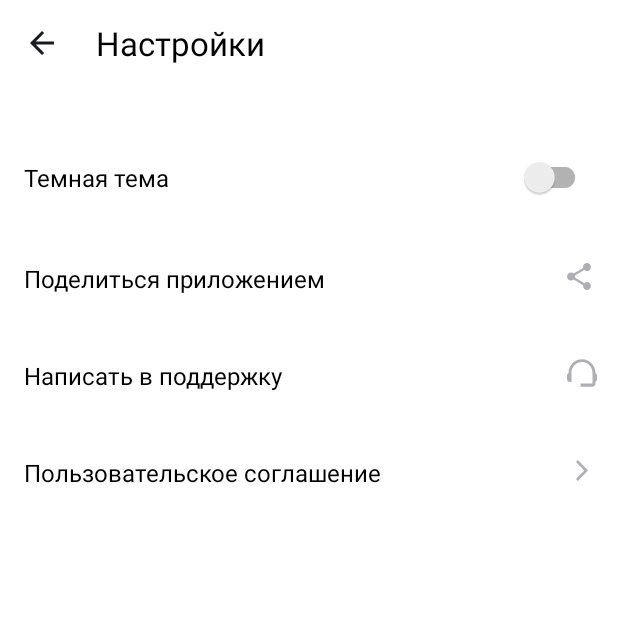
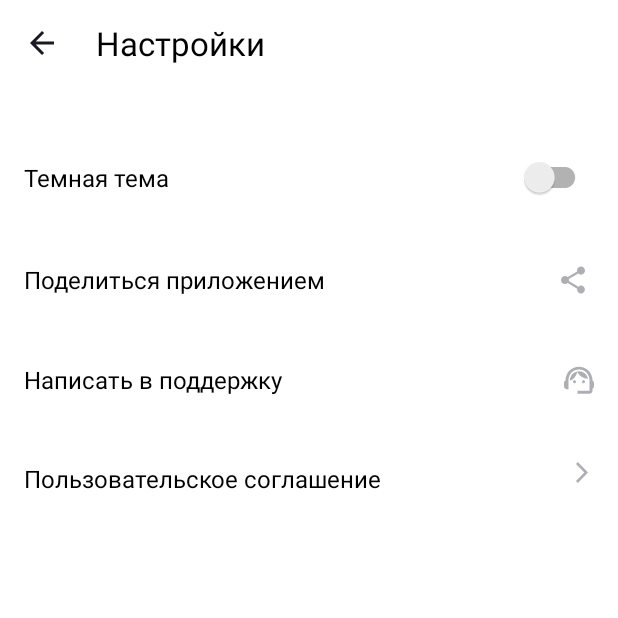
Before and after one commit to OlegQt/Yandex-Practicum_PlaylistMaker, an Android app: the ActivitySettings screen opened directly, with no data from a screen before it, on a phone screen of 412 x 824 dp, the top half of it. Run offline under Robolectric (Android 15) with nearby library versions, the phone set to English and light mode, and no system bars.

Commit message:
All icons imported correctly size 24x24

```diff
--- /dev/null
+++ b/app/src/main/res/drawable/agreement_ic.xml
@@ -0,0 +1,9 @@
+<vector xmlns:android="http://schemas.android.com/apk/res/android"
+    android:width="24dp"
+    android:height="24dp"
+    android:viewportWidth="24"
+    android:viewportHeight="24">
+  <path
+      android:pathData="M8,17.749L9.213,19L16,12L9.213,5L8,6.252L13.573,12L8,17.749Z"
+      android:fillColor="#AEAFB4"/>
+</vector>
--- /dev/null
+++ b/app/src/main/res/drawable/share_app_ic.xml
@@ -0,0 +1,9 @@
+<vector xmlns:android="http://schemas.android.com/apk/res/android"
+    android:width="24dp"
+    android:height="24dp"
+    android:viewportWidth="24"
+    android:viewportHeight="24">
+  <path
+      android:pathData="M17.333,15.723C16.658,15.723 16.053,15.994 15.591,16.419L9.253,12.669C9.298,12.461 9.333,12.253 9.333,12.036C9.333,11.819 9.298,11.611 9.253,11.404L15.52,7.69C16,8.142 16.631,8.422 17.333,8.422C18.809,8.422 20,7.211 20,5.711C20,4.211 18.809,3 17.333,3C15.858,3 14.667,4.211 14.667,5.711C14.667,5.928 14.702,6.136 14.747,6.343L8.48,10.057C8,9.605 7.369,9.325 6.667,9.325C5.191,9.325 4,10.536 4,12.036C4,13.536 5.191,14.747 6.667,14.747C7.369,14.747 8,14.467 8.48,14.015L14.809,17.774C14.764,17.964 14.738,18.163 14.738,18.361C14.738,19.816 15.902,21 17.333,21C18.764,21 19.929,19.816 19.929,18.361C19.929,16.907 18.764,15.723 17.333,15.723Z"
+      android:fillColor="#AEAFB4"/>
+</vector>
--- /dev/null
+++ b/app/src/main/res/drawable/support_ask.xml
@@ -0,0 +1,18 @@
+<vector xmlns:android="http://schemas.android.com/apk/res/android"
+    android:width="24dp"
+    android:height="24dp"
+    android:viewportWidth="24"
+    android:viewportHeight="24">
+  <path
+      android:pathData="M21,12.32C21,6.83 16.74,3.1 12,3.1C7.31,3.1 3,6.75 3,12.38C2.4,12.72 2,13.36 2,14.1V16.1C2,17.2 2.9,18.1 4,18.1H5V12C5,8.13 8.13,5 12,5C15.87,5 19,8.13 19,12V19.1H11V21.1H19C20.1,21.1 21,20.2 21,19.1V17.88C21.59,17.57 22,16.96 22,16.24V13.94C22,13.24 21.59,12.63 21,12.32Z"
+      android:fillColor="#AEAFB4"/>
+  <path
+      android:pathData="M9,14.1C9.552,14.1 10,13.652 10,13.1C10,12.548 9.552,12.1 9,12.1C8.448,12.1 8,12.548 8,13.1C8,13.652 8.448,14.1 9,14.1Z"
+      android:fillColor="#AEAFB4"/>
+  <path
+      android:pathData="M15,14.1C15.552,14.1 16,13.652 16,13.1C16,12.548 15.552,12.1 15,12.1C14.448,12.1 14,12.548 14,13.1C14,13.652 14.448,14.1 15,14.1Z"
+      android:fillColor="#AEAFB4"/>
+  <path
+      android:pathData="M18,11.13C17.52,8.28 15.04,6.1 12.05,6.1C9.02,6.1 5.76,8.61 6.02,12.55C8.49,11.54 10.35,9.34 10.88,6.66C12.19,9.29 14.88,11.1 18,11.13Z"
+      android:fillColor="#AEAFB4"/>
+</vector>
--- a/app/src/main/res/layout/activity_settings.xml
+++ b/app/src/main/res/layout/activity_settings.xml
@@ -92,9 +92,9 @@
 
         <ImageView
             android:layout_width="wrap_content"
-            android:layout_height="@dimen/settings_img_height"
+            android:layout_height="wrap_content"
             android:layout_gravity="end"
-            android:src="@drawable/share"
+            android:src="@drawable/share_app_ic"
             android:contentDescription="@string/share_app"/>
 
     </LinearLayout>
@@ -123,9 +123,9 @@
 
         <ImageView
             android:layout_width="wrap_content"
-            android:layout_height="@dimen/settings_img_height"
+            android:layout_height="wrap_content"
             android:layout_gravity="end"
-            android:src="@drawable/brain"
+            android:src="@drawable/support_ask"
             android:contentDescription="@string/support_ask"/>
     </LinearLayout>
 
@@ -153,7 +153,7 @@
 
         <ImageView
             android:layout_width="wrap_content"
-            android:layout_height="@dimen/settings_img_height"
+            android:layout_height="wrap_content"
             android:layout_gravity="end"
             android:src="@drawable/agreement"
             android:contentDescription="@string/user_agreement" />
```
